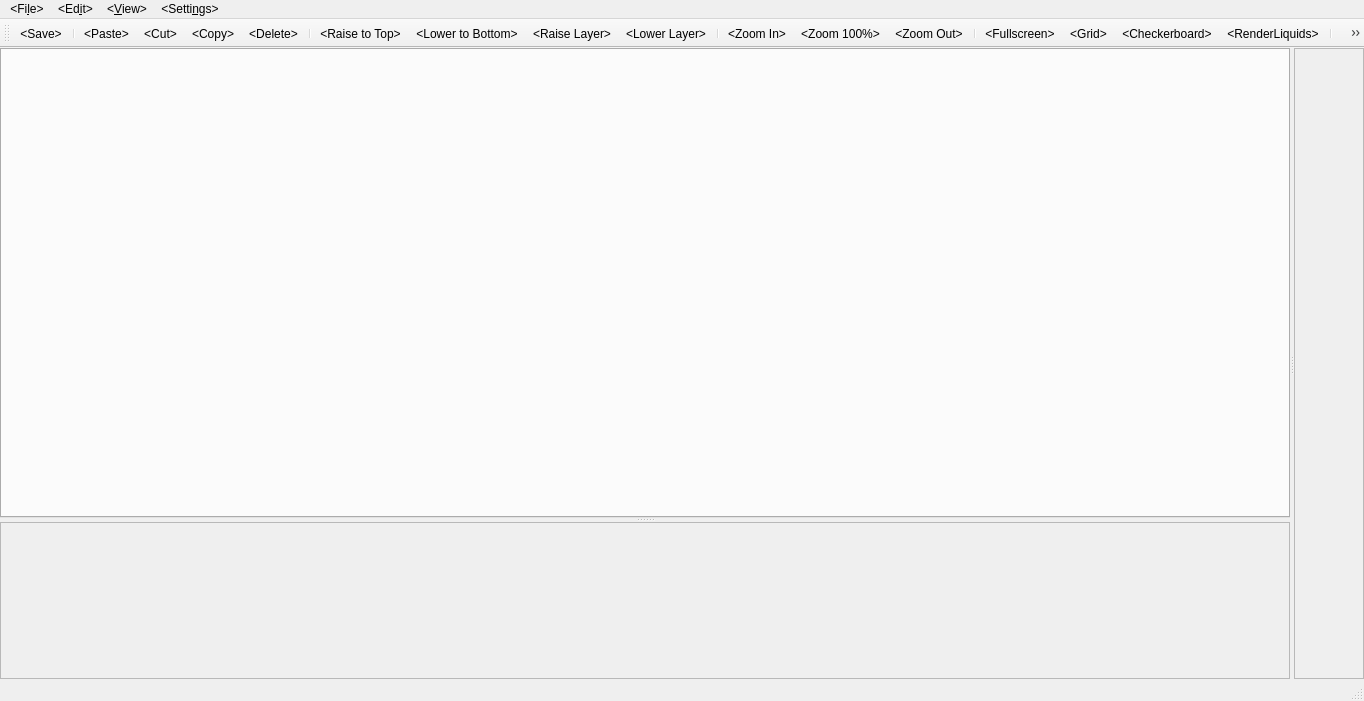
Before: the Qt Designer form leveleditorwindow.ui in ExplosBlue/CoinKiller, drawn with Qt 5.
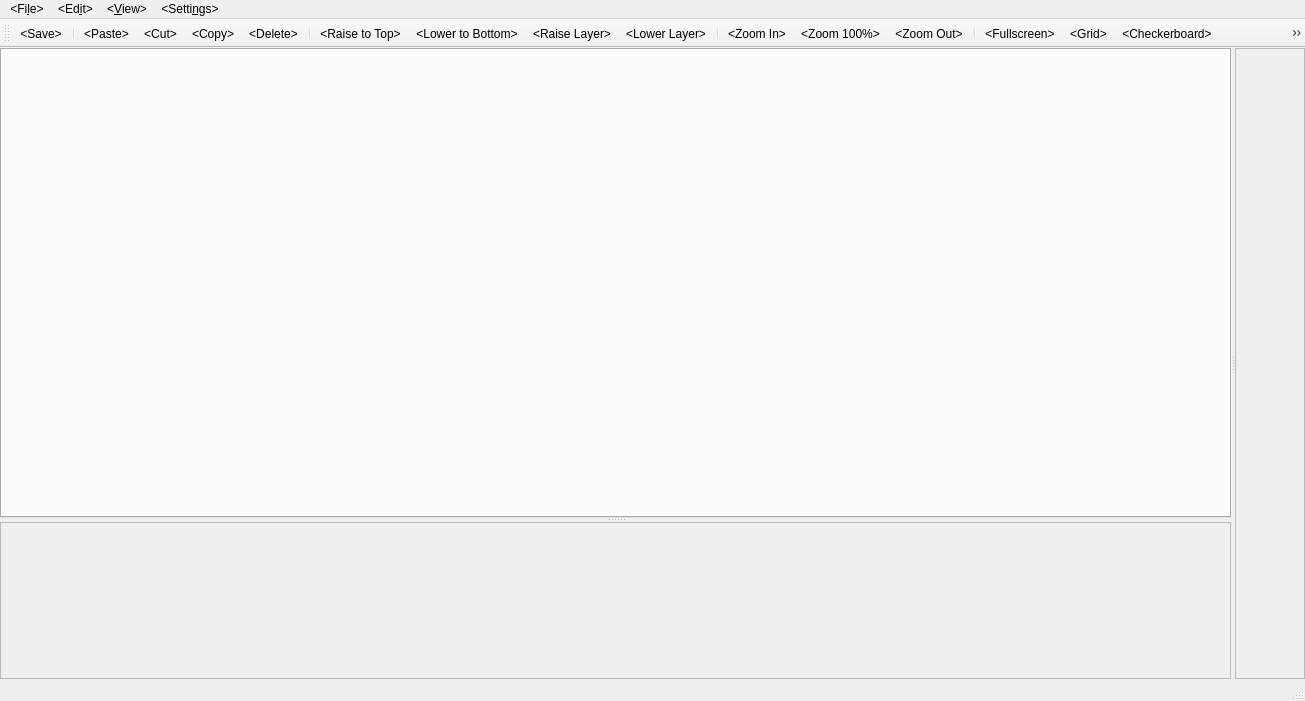
After: the same form once the commit is applied.

Patch:
```diff
--- a/leveleditorwindow.ui
+++ b/leveleditorwindow.ui
@@ -6,7 +6,7 @@
    <rect>
     <x>0</x>
     <y>0</y>
-    <width>1364</width>
+    <width>1305</width>
     <height>701</height>
    </rect>
   </property>
@@ -62,7 +62,7 @@
              <rect>
               <x>0</x>
               <y>0</y>
-              <width>1289</width>
+              <width>1230</width>
               <height>81</height>
              </rect>
             </property>
@@ -96,7 +96,7 @@
     <rect>
      <x>0</x>
      <y>0</y>
-     <width>1364</width>
+     <width>1305</width>
      <height>35</height>
     </rect>
    </property>
@@ -188,6 +188,7 @@
    <addaction name="actionGrid"/>
    <addaction name="actionCheckerboard"/>
    <addaction name="actionRenderLiquids"/>
+   <addaction name="actionRenderCameraLimits"/>
    <addaction name="separator"/>
    <addaction name="actionToggleLayer1"/>
    <addaction name="actionToggleLayer2"/>
@@ -471,12 +472,23 @@
     <bool>true</bool>
    </property>
    <property name="text">
-    <string>&lt;Paths&gt;</string>
+    <string>&lt;&amp;Paths&gt;</string>
    </property>
    <property name="toolTip">
     <string>&lt;TogglePaths&gt;</string>
    </property>
   </action>
+  <action name="actionRenderCameraLimits">
+   <property name="checkable">
+    <bool>true</bool>
+   </property>
+   <property name="text">
+    <string>&lt;&amp;RenderCameraLimits&gt;</string>
+   </property>
+   <property name="toolTip">
+    <string>&lt;RenderCameraLimits&gt;</string>
+   </property>
+  </action>
  </widget>
  <resources/>
  <connections/>
```
Left out of the diff: 1 changed line with no effect on the pictures.
